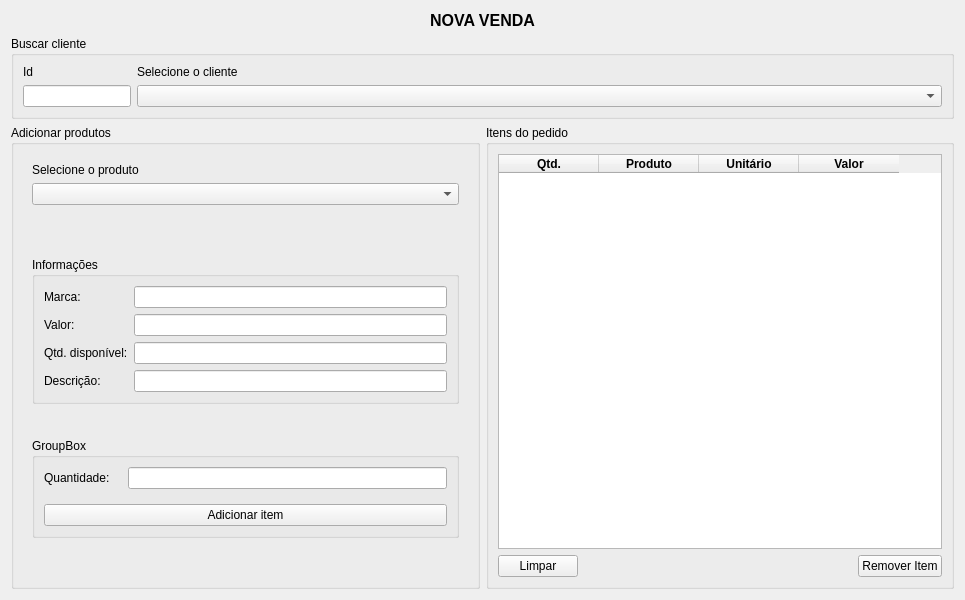
Before: the Qt Designer form ui/ui_novavenda.ui in adaiasreis/Projeto-MatCon, drawn with Qt 5.
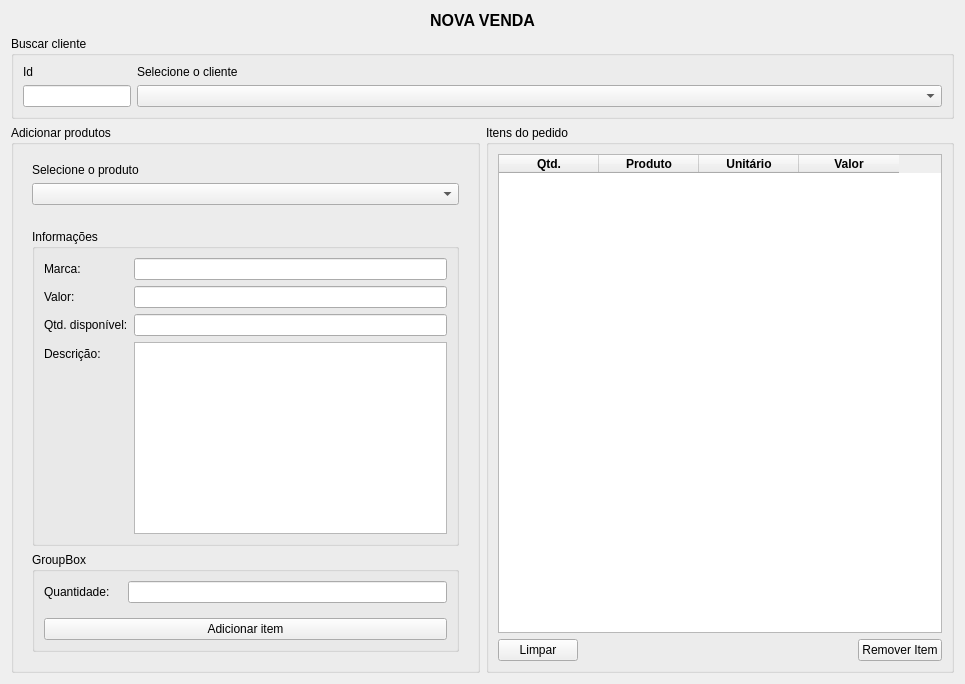
After: the same form once the commit is applied.

What changed in the file:
```diff
--- a/ui/ui_novavenda.ui
+++ b/ui/ui_novavenda.ui
@@ -173,7 +173,11 @@
                   </widget>
                  </item>
                  <item row="0" column="1">
-                  <widget class="QLineEdit" name="lineEdit"/>
+                  <widget class="QLineEdit" name="marca">
+                   <property name="readOnly">
+                    <bool>true</bool>
+                   </property>
+                  </widget>
                  </item>
                  <item row="1" column="0">
                   <widget class="QLabel" name="label_6">
@@ -183,7 +187,11 @@
                   </widget>
                  </item>
                  <item row="1" column="1">
-                  <widget class="QLineEdit" name="lineEdit_2"/>
+                  <widget class="QLineEdit" name="valor">
+                   <property name="readOnly">
+                    <bool>true</bool>
+                   </property>
+                  </widget>
                  </item>
                  <item row="2" column="0">
                   <widget class="QLabel" name="label_7">
@@ -193,7 +201,11 @@
                   </widget>
                  </item>
                  <item row="2" column="1">
-                  <widget class="QLineEdit" name="lineEdit_3"/>
+                  <widget class="QLineEdit" name="qtd_disp">
+                   <property name="readOnly">
+                    <bool>true</bool>
+                   </property>
+                  </widget>
                  </item>
                  <item row="3" column="0">
                   <widget class="QLabel" name="label_8">
@@ -203,7 +215,11 @@
                   </widget>
                  </item>
                  <item row="3" column="1">
-                  <widget class="QLineEdit" name="lineEdit_4"/>
+                  <widget class="QTextEdit" name="desc">
+                   <property name="readOnly">
+                    <bool>true</bool>
+                   </property>
+                  </widget>
                  </item>
                 </layout>
                </item>
```
Left out of the diff: 2 changed lines with no effect on the pictures.
